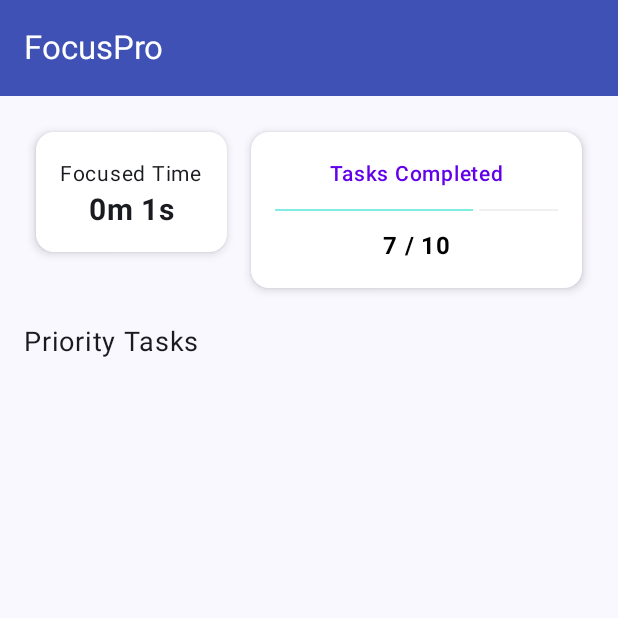
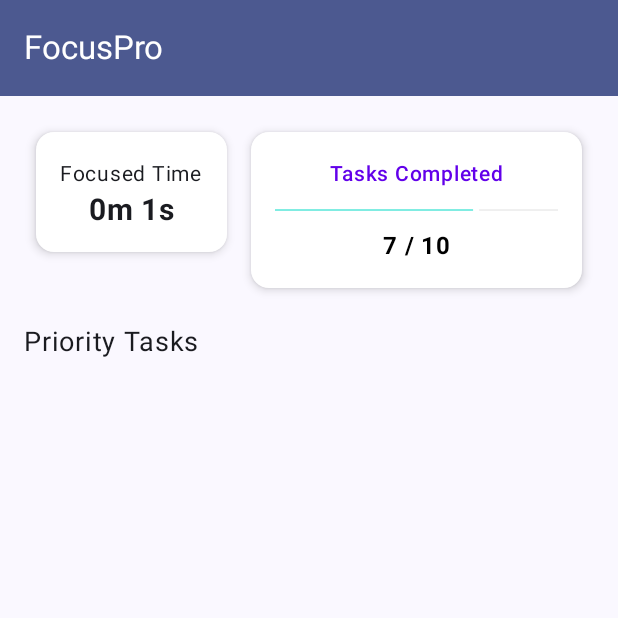
Before and after one commit to daviddcg4/FOCUS_PRO, an Android app built with Jetpack Compose: the DashboardScreen screen opened through its navigation route, on a phone screen of 412 x 824 dp, the top half of it. Run offline under Robolectric (Android 15) with nearby library versions, the phone set to English and light mode, and no system bars; our stand-ins replace Firebase (no records; nobody signed in at launch, a user with empty details on screens opened directly); 3 statements that could not run were skipped.

```diff
--- a/app/src/main/java/com/example/focuspro/dashboard/DashboardScreen.kt
+++ b/app/src/main/java/com/example/focuspro/dashboard/DashboardScreen.kt
@@ -39,7 +39,7 @@ fun DashboardScreen(navController: NavController, viewModel: TaskViewModel = vie
             TopAppBar(
                 title = { Text(stringResource(id = R.string.app_name)) },
                 colors = TopAppBarDefaults.smallTopAppBarColors(
-                    containerColor = Color(0xFF3F51B5),
+                    containerColor = Color(0xFF4C5990),
                     titleContentColor = Color.White
                 )
             )
```
